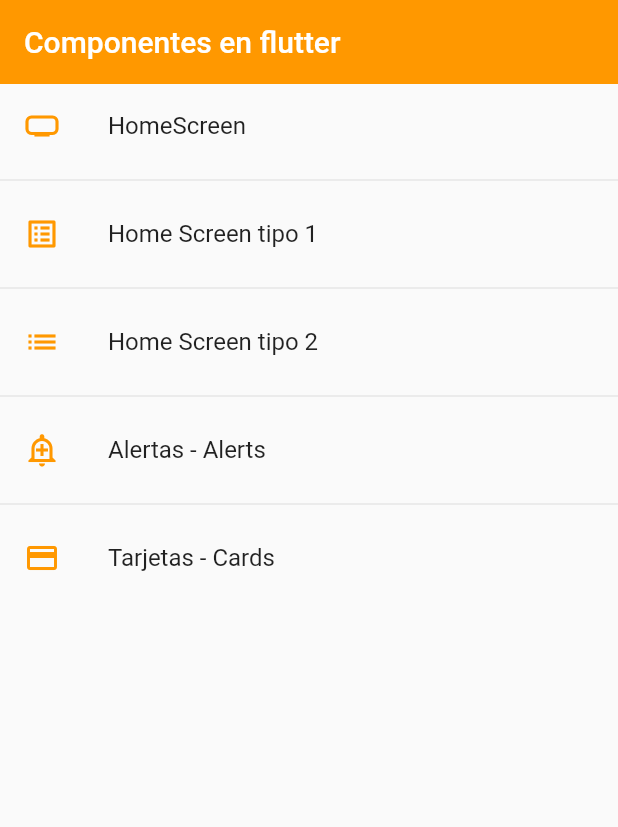
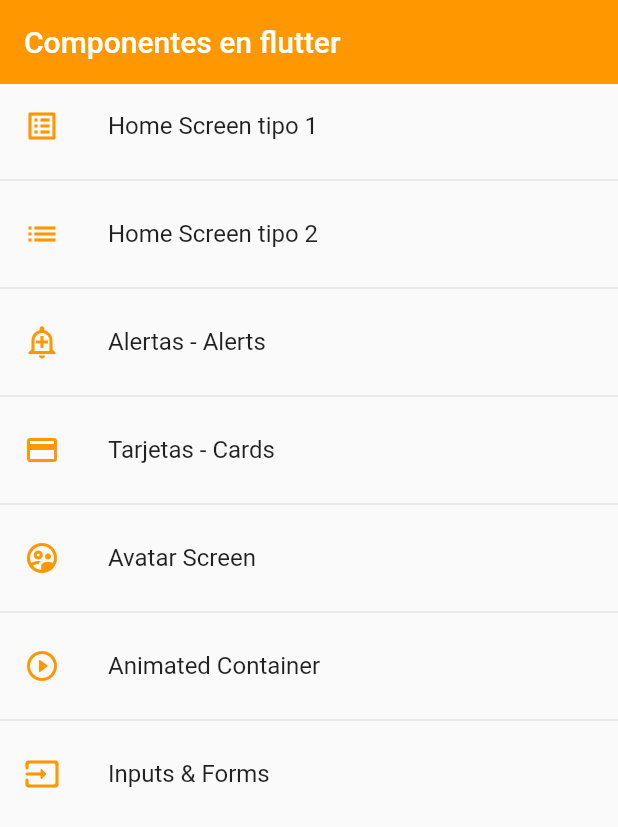
Before and after one commit to alexandev/flutter-fh, a Flutter app: the screen it shows after launch, on a phone screen of 412 x 824 dp. Shown: the top 827 px of the screen. Run offline on Flutter 3.47's test engine with Material 2 defaults, Android fonts, the phone set to English and light mode, and no system bars.

Commit message:
89 inputText y personalizacion

```diff
--- a/lib/router/app_routes.dart
+++ b/lib/router/app_routes.dart
@@ -6,44 +6,65 @@ class AppRoutes {
   static const initialRoute = 'home';
 
   static final menuOptions = <MenuOption>[
-    // TODO: Borrar home
-
-    MenuOption(
-        name: "HomeScreen",
-        route: 'route',
-        screen: const HomeScreen(),
-        icon: Icons.home_max_sharp),
 
     MenuOption(
       route: 'listview1',
       name: 'Home Screen tipo 1',
       screen: const Listview1Screen(),
-        icon: Icons.list_alt),
+      icon: Icons.list_alt
+    ),
 
     MenuOption(
       route: 'listview2',
       name: 'Home Screen tipo 2',
       screen: const Listview2Screen(),
-        icon: Icons.list),
+      icon: Icons.list
+    ),
 
     MenuOption(
       route: 'alert',
       name: 'Alertas - Alerts',
       screen: const AlertScreen(),
-        icon: Icons.add_alert_outlined),
+      icon: Icons.add_alert_outlined
+    ),
 
     MenuOption(
       route: 'card',
       name: 'Tarjetas - Cards',
       screen: const CardScreen(),
-        icon: Icons.credit_card),
+      icon: Icons.credit_card
+    ),
+
+    MenuOption(
+      route: 'avatar',
+      name: 'Avatar Screen',
+      screen: const AvatarScreen(),
+      icon: Icons.supervised_user_circle_outlined
+    ),
+
+    MenuOption(
+      route: 'animated',
+      name: 'Animated Container',
+      screen: const AnimatedScreen(),
+      icon: Icons.play_circle_outline_rounded
+    ),
+
+    MenuOption(
+      route: 'inputs y forms',
+      name: 'Inputs & Forms',
+      screen: const InputsScreen(),
+      icon: Icons.input_rounded
+    ),
   ];
 
   static Map<String, Widget Function(BuildContext)> getAppRoutes() {
     Map<String, Widget Function(BuildContext)> appRoutes = {};
 
+    appRoutes.addAll({'home': (BuildContext context) => const HomeScreen()});
     for (final option in menuOptions) {
-      appRoutes.addAll({option.route: (BuildContext context) => option.screen});
+      appRoutes.addAll({
+        option.route: (BuildContext context) => option.screen
+      });
     }
 
     return appRoutes;
--- a/lib/screens/screens.dart
+++ b/lib/screens/screens.dart
@@ -1,5 +1,9 @@
+
 export 'package:fl_components/screens/alert_screen.dart';
+export 'package:fl_components/screens/animated_screen.dart';
+export 'package:fl_components/screens/avatar_screen.dart';
 export 'package:fl_components/screens/card_screen.dart';
+export 'package:fl_components/screens/home_screen.dart';
+export 'package:fl_components/screens/inputs_screen.dart';
 export 'package:fl_components/screens/listview1_screen.dart';
 export 'package:fl_components/screens/listview2_screen.dart';
-export 'package:fl_components/screens/home_screen.dart';
--- a/lib/theme/app_theme.dart
+++ b/lib/theme/app_theme.dart
@@ -31,7 +31,24 @@ class AppTheme {
         shape: const StadiumBorder(),
         elevation: 0
       ),
-    )
+    ),
+
+    inputDecorationTheme: const InputDecorationTheme(
+      floatingLabelStyle: TextStyle( color: primary),
+      enabledBorder: OutlineInputBorder(
+        borderSide: BorderSide( color: primary),
+        borderRadius: BorderRadius.only( bottomLeft: Radius.circular(10), topRight: Radius.circular(20)),
+      ),
+
+      focusedBorder: OutlineInputBorder(
+        borderSide: BorderSide( color: primary),
+        borderRadius: BorderRadius.only( bottomLeft: Radius.circular(10), topRight: Radius.circular(20)),
+      ),
+
+      border: OutlineInputBorder(
+        borderRadius: BorderRadius.only( bottomLeft: Radius.circular(10), topRight: Radius.circular(20)),
+      ),
+    ),
   );
 
 
--- a/lib/widgets/widgets.dart
+++ b/lib/widgets/widgets.dart
@@ -1,2 +1,3 @@
 export 'package:fl_components/widgets/custom_card_1.dart';
 export 'package:fl_components/widgets/custom_card_2.dart';
+export 'package:fl_components/widgets/custom_input_field.dart';
```
Also changed, not shown: lib/screens/animated_screen.dart (added, +58 -0 lines), lib/screens/avatar_screen.dart (added, +33 -0 lines), lib/screens/inputs_screen.dart (added, +26 -0 lines), lib/widgets/custom_input_field.dart (added, +47 -0 lines). Lines whose indentation alone changed are shown as unchanged.
